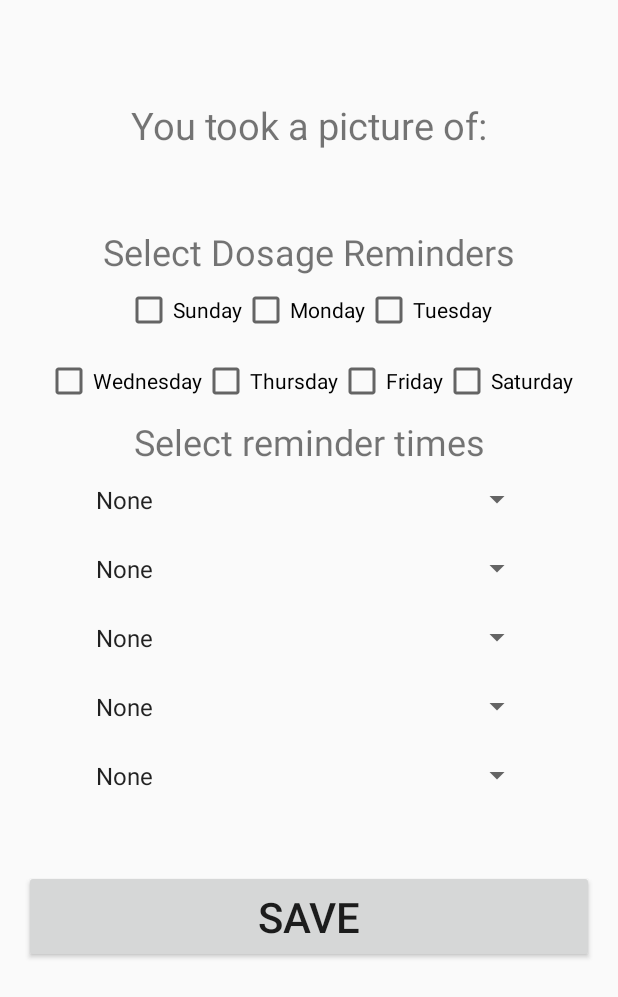
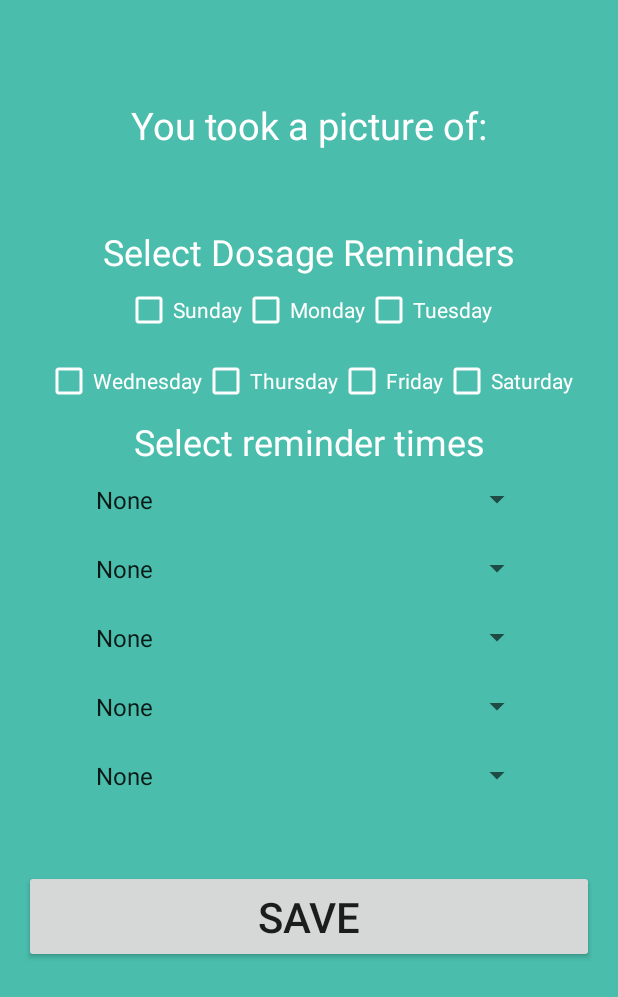
Before and after one commit to smaharj1/Ava, an Android app: the layout activity_results.xml on its own in the app's theme, with its tools: preview values and no code run, on a phone screen of 412 x 824 dp. Shown: the top 997 px of the screen. Run offline under Robolectric (Android 15) with nearby library versions, the phone set to English and light mode, and no system bars; network calls fail.

Commit message:
TODO: result page color change is not working

```diff
--- a/ava-mobile/Ava/app/src/main/res/layout/activity_results.xml
+++ b/ava-mobile/Ava/app/src/main/res/layout/activity_results.xml
@@ -10,14 +10,16 @@
     tools:context="com.avamobile.ava.ResultsActivity"
     android:orientation="vertical"
     android:id="@+id/mainContainer"
-    android:weightSum="1">
+    android:weightSum="1"
+    android:background="@drawable/ava_background">
 
 
     <LinearLayout
         android:orientation="vertical"
         android:layout_width="match_parent"
         android:layout_height="wrap_content"
-        android:gravity="center">
+        android:gravity="center"
+        android:textColor="#FFFFFF">
 
 
         <TextView
@@ -28,7 +30,8 @@
             android:layout_gravity="center_horizontal"
             android:textAlignment="center"
             android:textSize="25sp"
-            android:gravity="center" />
+            android:gravity="center"
+            android:textColor="@android:color/white" />
 
     </LinearLayout>
 
@@ -50,7 +53,8 @@
                 android:text="Select Dosage Reminders"
                 android:id="@+id/textView3"
                 android:textAlignment="center"
-                android:textSize="24sp"/>
+                android:textSize="24sp"
+                android:textColor="@android:color/white" />
         </LinearLayout>
 
         <LinearLayout
@@ -64,19 +68,25 @@
                 android:layout_width="wrap_content"
                 android:layout_height="wrap_content"
                 android:text="Sunday"
-                android:id="@+id/checkBox" />
+                android:id="@+id/checkBox"
+                android:textColor="@android:color/white"
+                android:buttonTint="@android:color/white"/>
 
             <CheckBox
                 android:layout_width="wrap_content"
                 android:layout_height="wrap_content"
                 android:text="Monday"
-                android:id="@+id/checkBox2" />
+                android:id="@+id/checkBox2"
+                android:textColor="@android:color/white"
+                android:buttonTint="@android:color/white"/>
 
             <CheckBox
                 android:layout_width="wrap_content"
                 android:layout_height="wrap_content"
                 android:text="Tuesday"
-                android:id="@+id/checkBox3" />
+                android:id="@+id/checkBox3"
+                android:textColor="@android:color/white"
+                android:buttonTint="@android:color/white"/>
 
         </LinearLayout>
 
@@ -91,25 +101,33 @@
                 android:layout_width="wrap_content"
                 android:layout_height="wrap_content"
                 android:text="Wednesday"
-                android:id="@+id/checkBox4" />
+                android:id="@+id/checkBox4"
+                android:textColor="@android:color/white"
+                android:buttonTint="@android:color/white"/>
 
             <CheckBox
                 android:layout_width="wrap_content"
                 android:layout_height="wrap_content"
                 android:text="Thursday"
-                android:id="@+id/checkBox5" />
+                android:id="@+id/checkBox5"
+                android:textColor="@android:color/white"
+                android:buttonTint="@android:color/white"/>
 
             <CheckBox
                 android:layout_width="wrap_content"
                 android:layout_height="wrap_content"
                 android:text="Friday"
-                android:id="@+id/checkBox6" />
+                android:id="@+id/checkBox6"
+                android:textColor="@android:color/white"
+                android:buttonTint="@android:color/white"/>
 
             <CheckBox
                 android:layout_width="wrap_content"
                 android:layout_height="wrap_content"
                 android:text="Saturday"
-                android:id="@+id/checkBox7" />
+                android:id="@+id/checkBox7"
+                android:textColor="@android:color/white"
+                android:buttonTint="@android:color/white"/>
         </LinearLayout>
 
         <LinearLayout
@@ -126,7 +144,9 @@
                 android:id="@+id/textView7"
                 android:textAlignment="center"
                 android:textSize="24sp"
-                android:gravity="center" />
+                android:gravity="center"
+                android:background="@layout/spinner_custom"
+                android:textColor="@android:color/white" />
 
             <Spinner
                 android:layout_width="299dp"
@@ -135,7 +155,8 @@
                 android:layout_gravity="center_horizontal"
                 android:entries="@array/times"
                 android:layout_weight="0.10"
-                android:textSize="22sp"/>
+                android:textSize="22sp"
+                android:color="@android:color/white"/>
 
             <Spinner
                 android:layout_width="299dp"
```
Also changed, not shown: ava-mobile/Ava/app/src/main/res/layout/activity_alert.xml (+19 -24 lines), ava-mobile/Ava/app/src/main/res/layout/activity_camera.xml (deleted, +0 -12 lines), ava-mobile/Ava/app/src/main/res/layout/activity_stats.xml (deleted, +0 -12 lines), ava-mobile/Ava/app/src/main/res/layout/spinner_custom.xml (added, +7 -0 lines), ava-mobile/Ava/app/src/main/res/drawable/dropdown.png (added).
